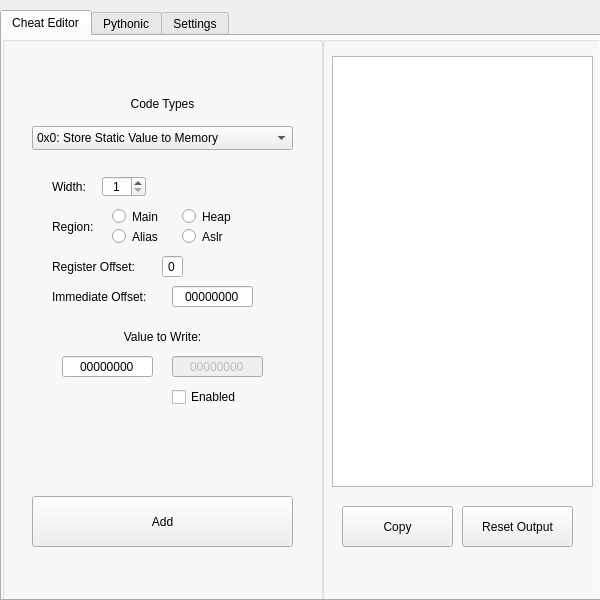
Qt form AMScheat/layout/layout.ui (MCMi460/AMSCheatTool) before a commit.
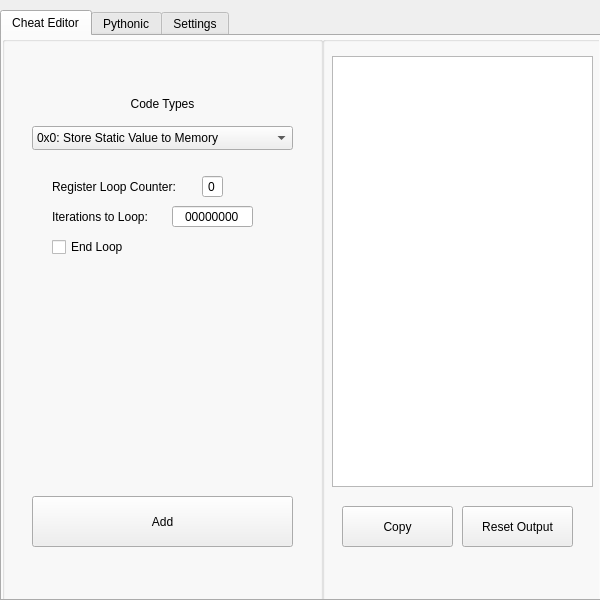
The same form after that commit. The open tabs and pages were chosen to show the change.

Diff of the .ui file:
```diff
--- a/AMScheat/layout/layout.ui
+++ b/AMScheat/layout/layout.ui
@@ -667,6 +667,85 @@
         </property>
        </widget>
       </widget>
+      <widget class="QWidget" name="page_4">
+       <widget class="QLabel" name="label_12">
+        <property name="geometry">
+         <rect>
+          <x>20</x>
+          <y>20</y>
+          <width>141</width>
+          <height>21</height>
+         </rect>
+        </property>
+        <property name="text">
+         <string>Register Loop Counter:</string>
+        </property>
+       </widget>
+       <widget class="QLineEdit" name="lineEdit_8">
+        <property name="geometry">
+         <rect>
+          <x>170</x>
+          <y>20</y>
+          <width>21</width>
+          <height>21</height>
+         </rect>
+        </property>
+        <property name="text">
+         <string>0</string>
+        </property>
+        <property name="maxLength">
+         <number>1</number>
+        </property>
+        <property name="alignment">
+         <set>Qt::AlignCenter</set>
+        </property>
+       </widget>
+       <widget class="QLabel" name="label_13">
+        <property name="geometry">
+         <rect>
+          <x>20</x>
+          <y>50</y>
+          <width>121</width>
+          <height>21</height>
+         </rect>
+        </property>
+        <property name="text">
+         <string>Iterations to Loop:</string>
+        </property>
+       </widget>
+       <widget class="QLineEdit" name="lineEdit_9">
+        <property name="geometry">
+         <rect>
+          <x>140</x>
+          <y>50</y>
+          <width>81</width>
+          <height>21</height>
+         </rect>
+        </property>
+        <property name="text">
+         <string>00000000</string>
+        </property>
+        <property name="maxLength">
+         <number>8</number>
+        </property>
+        <property name="alignment">
+         <set>Qt::AlignCenter</set>
+        </property>
+       </widget>
+       <widget class="QCheckBox" name="checkBox_4">
+        <property name="geometry">
+         <rect>
+          <x>20</x>
+          <y>80</y>
+          <width>86</width>
+          <height>22</height>
+         </rect>
+        </property>
+        <property name="text">
+         <string>End Loop</string>
+        </property>
+       </widget>
+      </widget>
      </widget>
     </widget>
     <widget class="QGroupBox" name="groupBox_2">
```
Left out of the diff: 2 changed lines with no effect on the pictures.
